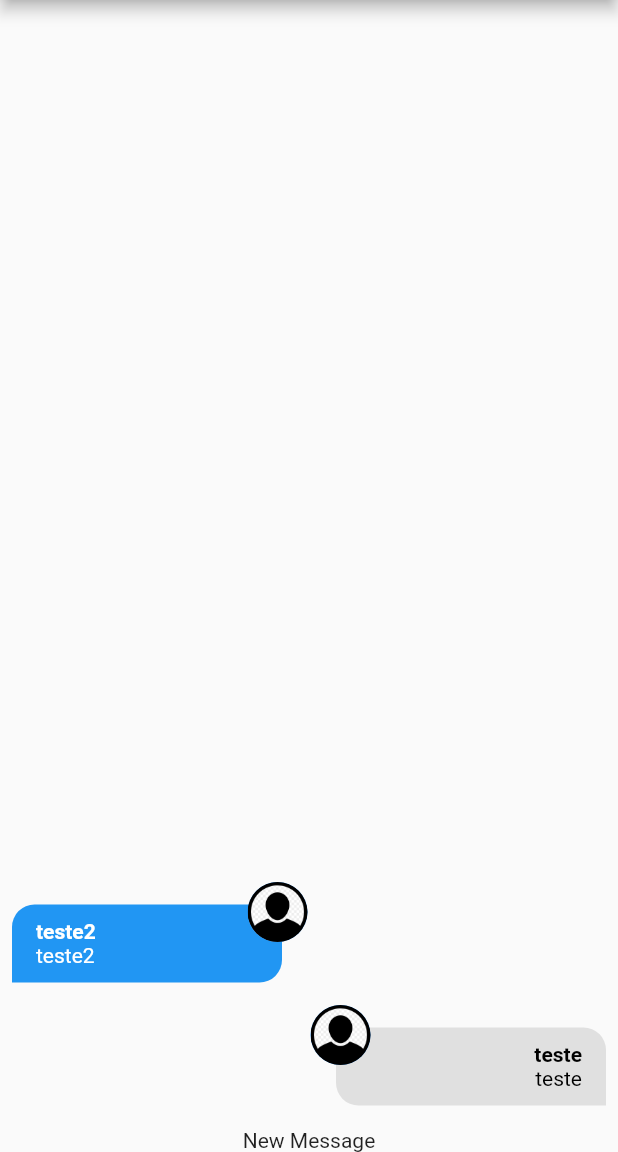
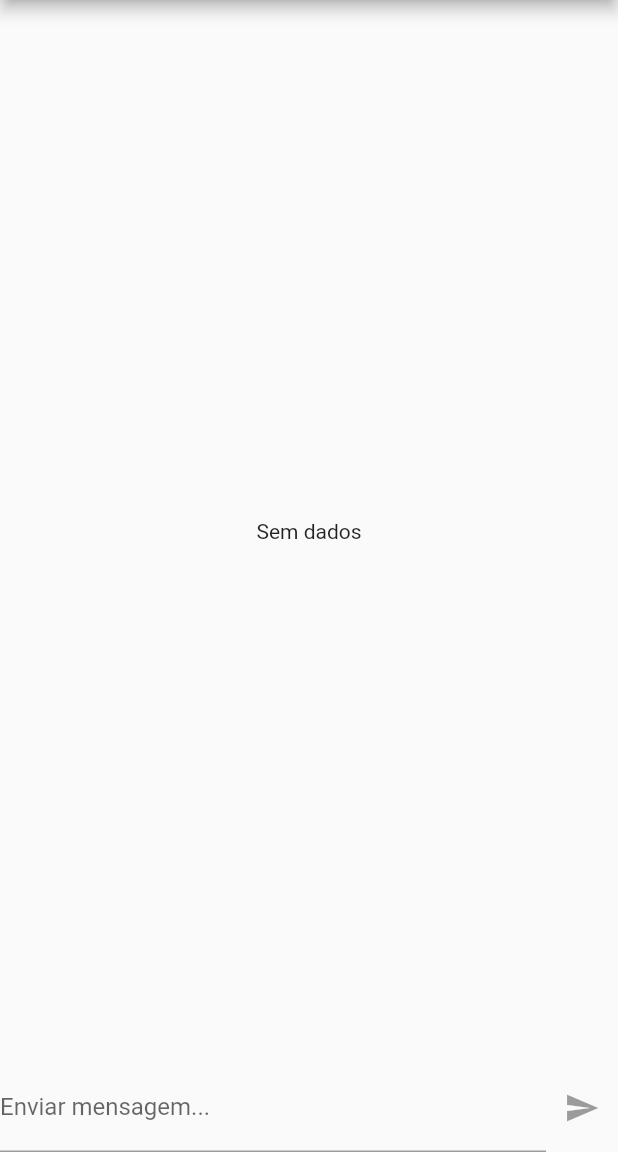
Before and after one commit to jfcbxp/flutter-chat, a Flutter app: the screen it shows after launch, on a phone screen of 412 x 824 dp, the part 84-1236 px from its top. Run offline on Flutter 3.47's test engine with Material 2 defaults, Android fonts, the phone set to English and light mode, and no system bars; our stand-ins replace image_picker; accounts and stored records are empty.

Commit message:
adicionado funcionalidade de envio de mensagem

```diff
--- a/lib/components/messages.dart
+++ b/lib/components/messages.dart
@@ -27,7 +27,7 @@ class Messages extends StatelessWidget {
               reverse: true,
               itemCount: msgs.length,
               itemBuilder: (ctx, i) => MessageBubble(
-                    key: ValueKey(msgs[i].id),
+                    key: ValueKey(msgs),
                     message: msgs[i],
                     belongsToCurrentUser: currentUser?.id == msgs[i].userId,
                   ));
--- a/lib/components/new_message.dart
+++ b/lib/components/new_message.dart
@@ -1,12 +1,46 @@
-import 'package:flutter/cupertino.dart';
+import 'package:chat/services/auth/auth_service.dart';
+import 'package:chat/services/chat/chat_service.dart';
+import 'package:flutter/material.dart';
 
-class NewMessage extends StatelessWidget {
+class NewMessage extends StatefulWidget {
   const NewMessage({super.key});
 
   @override
+  State<NewMessage> createState() => _NewMessageState();
+}
+
+class _NewMessageState extends State<NewMessage> {
+  String _enteredMessage = '';
+  final _messageController = TextEditingController();
+
+  Future<void> _sendMessage() async {
+    final user = AuthService().currentUser;
+    if (user != null) {
+      await ChatService().save(_enteredMessage, user);
+      _messageController.clear();
+    }
+  }
+
+  @override
   Widget build(BuildContext context) {
-    return Center(
-      child: Text('New Message'),
+    return Row(
+      children: [
+        Expanded(
+          child: TextField(
+            onChanged: (msg) => setState(() => _enteredMessage = msg),
+            controller: _messageController,
+            decoration: InputDecoration(labelText: 'Enviar mensagem...'),
+            onSubmitted: (_) {
+              if (_enteredMessage.trim().isNotEmpty) {
+                _sendMessage();
+              }
+            },
+          ),
+        ),
+        IconButton(
+            onPressed: _enteredMessage.trim().isEmpty ? null : _sendMessage,
+            icon: Icon(Icons.send))
+      ],
     );
   }
 }
--- a/lib/services/chat/chat_mock_service.dart
+++ b/lib/services/chat/chat_mock_service.dart
@@ -6,22 +6,7 @@ import 'package:chat/services/chat/chat_service.dart';
 import 'dart:async';
 
 class ChatMockService implements ChatService {
-  static final List<ChatMessage> _msgs = [
-    ChatMessage(
-        id: '1',
-        text: 'teste',
-        createdAt: DateTime.now(),
-        userId: '1',
-        userName: 'teste',
-        userImageUrl: 'assets/images/avatar.png'),
-    ChatMessage(
-        id: '2',
-        text: 'teste2',
-        createdAt: DateTime.now(),
-        userId: '2',
-        userName: 'teste2',
-        userImageUrl: 'assets/images/avatar.png'),
-  ];
+  static final List<ChatMessage> _msgs = [];
   static MultiStreamController<List<ChatMessage>>? _controller;
   static final _msgsStream = Stream<List<ChatMessage>>.multi((controller) {
     _controller = controller;
@@ -45,7 +30,7 @@ class ChatMockService implements ChatService {
 
     _msgs.add(newMessage);
 
-    _controller?.add(_msgs);
+    _controller?.add(_msgs.reversed.toList());
 
     return newMessage;
   }
```
